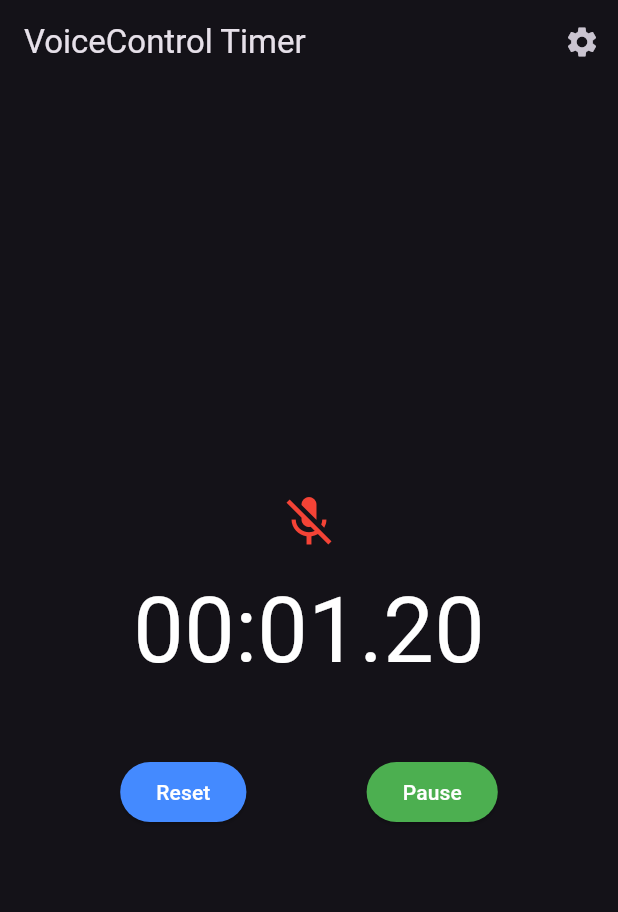
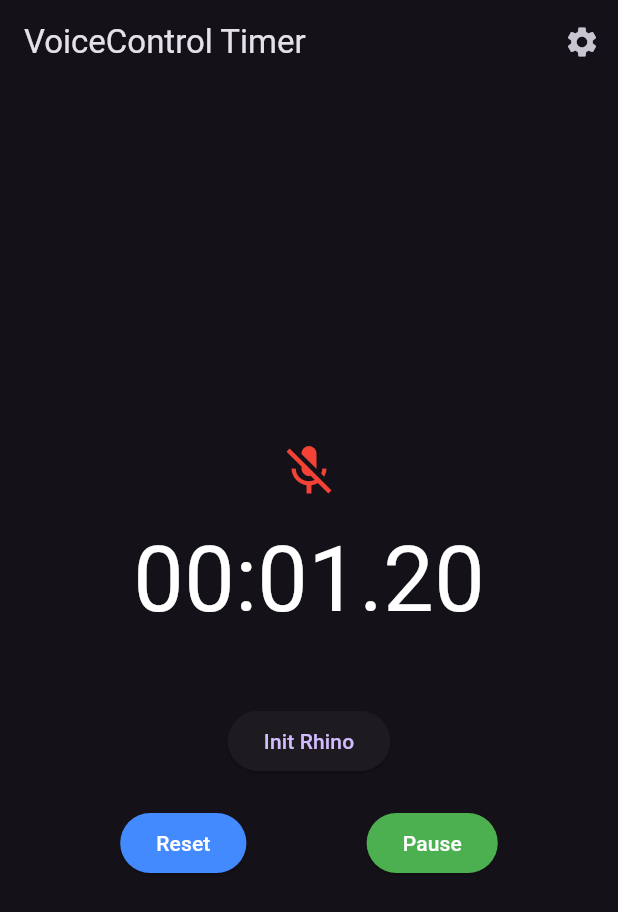
Before and after one commit to alexsvtmdev/vcstopwatch, a Flutter app: the screen it shows after launch, after a tap on "Start", on a phone screen of 412 x 824 dp. Shown: the top 912 px of the screen. Run offline on Flutter 3.47's test engine with Material 3 defaults, Android fonts, the phone set to English and light mode, and no system bars; our stand-ins replace flutter_tts, shared_preferences; missing offline and left inert: picovoice_flutter.

Commit message:
attempt with wake word (does not work)

```diff
--- a/lib/main.dart
+++ b/lib/main.dart
@@ -39,6 +39,7 @@ class TimerPageState extends State<TimerPage> {
   // Голосовое распознавание включено по умолчанию.
   bool voiceRecognitionEnabled = true;
   PicovoiceManager? _picovoiceManager;
+  bool isInitializingRhino = false;
 
   @override
   void initState() {
@@ -50,11 +51,15 @@ class TimerPageState extends State<TimerPage> {
       (_) => _handleTick(),
     );
     flutterTts.setVolume(volume);
-    if (voiceRecognitionEnabled) {
-      _initRhino();
-    } else {
-      debugPrint("Voice recognition отключено по настройкам");
-    }
+    // Отложенная инициализация Rhino через 1 секунду.
+    Future.delayed(const Duration(seconds: 1), () {
+      if (voiceRecognitionEnabled) {
+        _initRhino();
+      } else {
+        debugPrint("Voice recognition отключено по настройкам");
+      }
+      _debugCheckFiles();
+    });
   }
 
   Future<void> _loadVoiceRecognitionSetting() async {
@@ -87,54 +92,123 @@ class TimerPageState extends State<TimerPage> {
     }
   }
 
-  /// Загружает файл ассета и сохраняет его во временной директории,
-  /// возвращая абсолютный путь к файлу.
+  /// Копирует файл ассета во временную директорию и возвращает абсолютный путь.
   Future<String> _loadAssetToFile(String assetPath, String fileName) async {
     final byteData = await rootBundle.load(assetPath);
     final tempDir = await getTemporaryDirectory();
     final file = File('${tempDir.path}/$fileName');
     await file.writeAsBytes(byteData.buffer.asUint8List(), flush: true);
+    debugPrint("Файл '$fileName' сохранён: ${file.path}");
+    return file.path;
+  }
+
+  /// Отладочная функция: проверяет наличие файлов и их размеры.
+  Future<void> _debugCheckFiles() async {
+    try {
+      String contextPath = await _loadAssetToFile(
+        "assets/picovoice/voice_control_timer_en_android_v3_0_0.rhn",
+        "voice_control_timer_en_android_v3_0_0.rhn",
+      );
+      String keywordPath = await _loadAssetToFile(
+        "assets/picovoice/Ok-Timer_en_android_v3_0_0.ppn",
+        "Ok-Timer_en_android_v3_0_0.ppn",
+      );
+      String porcupinePath = await _loadAssetToFile(
+        "assets/picovoice/porcupine_params.pv",
+        "porcupine_params.pv",
+      );
+
+      File contextFile = File(contextPath);
+      bool contextExists = await contextFile.exists();
+      int contextSize = contextExists ? await contextFile.length() : 0;
+      debugPrint(
+        "Контекстный файл: существует=$contextExists, размер=$contextSize байт",
+      );
+
+      File keywordFile = File(keywordPath);
+      bool keywordExists = await keywordFile.exists();
+      int keywordSize = keywordExists ? await keywordFile.length() : 0;
+      debugPrint(
+        "Файл ключевого слова: существует=$keywordExists, размер=$keywordSize байт",
+      );
+
+      File porcupineFile = File(porcupinePath);
+      bool porcupineExists = await porcupineFile.exists();
+      int porcupineSize = porcupineExists ? await porcupineFile.length() : 0;
+      debugPrint(
+        "Файл porcupine_params.pv: существует=$porcupineExists, размер=$porcupineSize байт",
+      );
+    } catch (e) {
+      debugPrint("Ошибка проверки файлов: $e");
+    }
+  }
+
+  /// Копирует модель porcupine из ассетов в директорию файлов приложения.
+  Future<String> _copyPorcupineModel() async {
+    final byteData = await rootBundle.load(
+      "assets/picovoice/porcupine_params.pv",
+    );
+    final appDir = await getApplicationDocumentsDirectory();
+    final file = File('${appDir.path}/porcupine_params.pv');
+    await file.writeAsBytes(byteData.buffer.asUint8List(), flush: true);
+    debugPrint("Файл porcupine_params.pv скопирован: ${file.path}");
     return file.path;
   }
 
   Future<void> _initRhino() async {
+    if (isInitializingRhino) return;
+    setState(() {
+      isInitializingRhino = true;
+    });
     try {
-      debugPrint("Initializing Rhino...");
-      // Замените на ваш реальный access key.
+      debugPrint("Initializing Rhino с wake word...");
+      // Замените на ваш действительный access key.
       String accessKey =
-          "P780lAn7uY/24n6Ns7KDEiMu/FguauqQWLSwG99l2P8c0N3Ymtmlig==";
+          "P780lAn7uY/24n6Ns7KDEiMu/FguauqWLSwG99l2P8c0N3Ymtmlig==";
       String assetContextPath =
           "assets/picovoice/voice_control_timer_en_android_v3_0_0.rhn";
-      // Копируем файл ассета во временную директорию.
+      String assetKeywordPath =
+          "assets/picovoice/Ok-Timer_en_android_v3_0_0.ppn";
+
       String contextPath = await _loadAssetToFile(
         assetContextPath,
         "voice_control_timer_en_android_v3_0_0.rhn",
       );
-      // Проверяем, существует ли файл и его размер.
-      final file = File(contextPath);
-      bool exists = await file.exists();
-      int size = exists ? await file.length() : 0;
-      debugPrint("Файл контекста существует: $exists, размер: $size байт");
+      String keywordPath = await _loadAssetToFile(
+        assetKeywordPath,
+        "Ok-Timer_en_android_v3_0_0.ppn",
+      );
+      await _copyPorcupineModel(); // Копируем модель porcupine_params.pv в файловую систему
 
       debugPrint("AccessKey: $accessKey");
       debugPrint("ContextPath (temp): $contextPath");
-      // Вызываем PicovoiceManager.create с 5 позиционными аргументами для inference-only режима.
+      debugPrint("KeywordPath (temp): $keywordPath");
+
       _picovoiceManager = await PicovoiceManager.create(
         accessKey,
-        "", // keywordPath (не используется)
-        () {}, // wakeWordCallback (не используется)
-        contextPath,
-        _inferenceCallback,
+        keywordPath, // Файл ключевого слова
+        _wakeWordCallback, // Callback для wake word
+        contextPath, // Файл контекста
+        _inferenceCallback, // Callback для inference
       );
       await _picovoiceManager!.start();
-      debugPrint("Rhino started successfully");
+      debugPrint("Rhino with wake word started successfully");
       setState(() {});
     } catch (e) {
-      debugPrint("Failed to initialize Rhino: $e");
+      debugPrint("Failed to initialize Rhino: ${e.toString()}");
       setState(() {
         _picovoiceManager = null;
       });
+    } finally {
+      setState(() {
+        isInitializingRhino = false;
+      });
     }
+  }
+
+  void _wakeWordCallback() {
+    debugPrint("Wake word detected!");
+    flutterTts.speak("Wake word detected");
   }
 
   void _inferenceCallback(dynamic inference) {
@@ -243,7 +317,6 @@ class TimerPageState extends State<TimerPage> {
         child: Column(
           mainAxisAlignment: MainAxisAlignment.center,
           children: [
-            // Если _picovoiceManager != null, значит распознавание запущено (иконка зелёная).
             if (voiceRecognitionEnabled && _picovoiceManager != null)
               const Icon(Icons.mic, color: Colors.green, size: 40)
             else
@@ -254,6 +327,14 @@ class TimerPageState extends State<TimerPage> {
               style: const TextStyle(fontSize: 60, color: Colors.white),
             ),
             const SizedBox(height: 40),
+            ElevatedButton(
+              onPressed: _initRhino,
+              child:
+                  isInitializingRhino
+                      ? const CircularProgressIndicator()
+                      : const Text("Init Rhino"),
+            ),
+            const SizedBox(height: 20),
             Row(
               mainAxisAlignment: MainAxisAlignment.spaceEvenly,
               children: [
@@ -338,7 +419,7 @@ class _SettingsPageState extends State<SettingsPage> {
             value: widget.state.voiceRecognitionEnabled,
             onChanged: (value) {
               widget.state._updateVoiceRecognitionSetting(value);
-              setState(() {}); // Обновляем UI
+              setState(() {});
             },
           ),
         ],
--- a/pubspec.yaml
+++ b/pubspec.yaml
@@ -23,3 +23,5 @@ flutter:
   uses-material-design: true
   assets:
     - assets/picovoice/voice_control_timer_en_android_v3_0_0.rhn
+    - assets/picovoice/Ok-Timer_en_android_v3_0_0.ppn
+    - assets/picovoice/porcupine_params.pv
```
Also changed, not shown: 2 other files.
